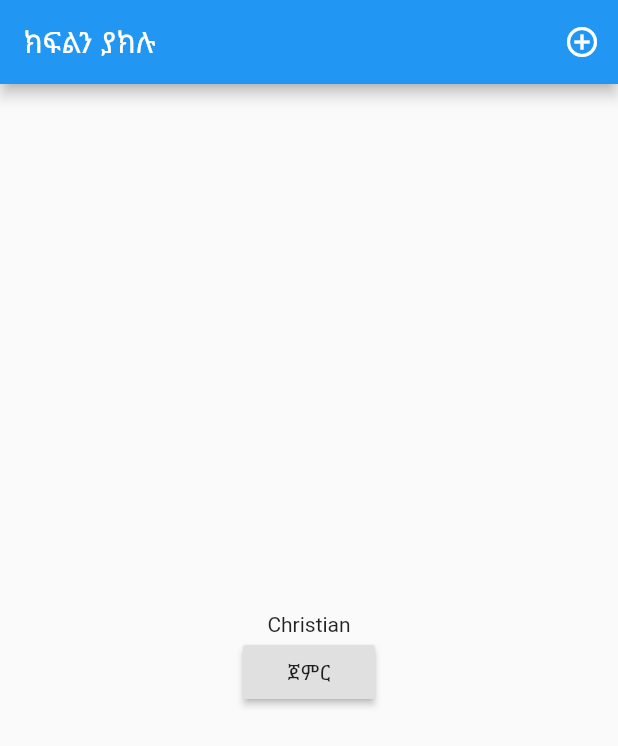
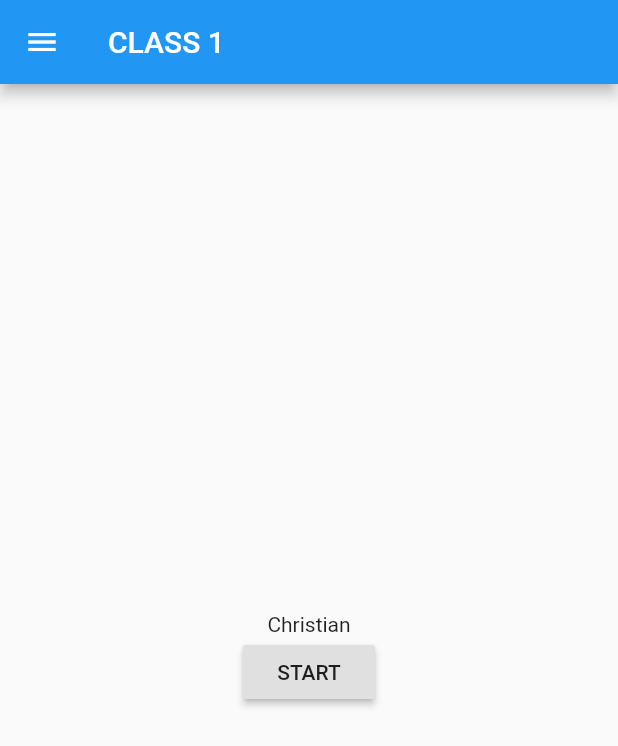
Before and after one commit to clg236/resourcefulness-randomizer, a Flutter app: the screen it shows after launch, on a phone screen of 412 x 824 dp. Shown: the top 746 px of the screen. Run offline on Flutter 3.47's test engine with Material 2 defaults, Android fonts, the phone set to English and light mode, and no system bars.

```diff
--- a/lib/main.dart
+++ b/lib/main.dart
@@ -7,35 +7,19 @@ class Randomizer extends StatelessWidget {
   @override
   Widget build(BuildContext context) {
     return MaterialApp(
+
+
       title: 'Flutter Demo',
       theme: ThemeData(
-        // This is the theme of your application.
-        //
-        // Try running your application with "flutter run". You'll see the
-        // application has a blue toolbar. Then, without quitting the app, try
-        // changing the primarySwatch below to Colors.green and then invoke
-        // "hot reload" (press "r" in the console where you ran "flutter run",
-        // or simply save your changes to "hot reload" in a Flutter IDE).
-        // Notice that the counter didn't reset back to zero; the application
-        // is not restarted.
         primarySwatch: Colors.blue,
       ),
-      home: MyHomePage(title: 'ክፍልን ያክሉ'),
+      home: MyHomePage(title: 'CLASS 1'),
     );
   }
 }
 
 class MyHomePage extends StatefulWidget {
   MyHomePage({Key key, this.title}) : super(key: key);
-
-  // This widget is the home page of your application. It is stateful, meaning
-  // that it has a State object (defined below) that contains fields that affect
-  // how it looks.
-
-  // This class is the configuration for the state. It holds the values (in this
-  // case the title) provided by the parent (in this case the App widget) and
-  // used by the build method of the State. Fields in a Widget subclass are
-  // always marked "final".
 
   final String title;
 
@@ -48,11 +32,7 @@ class _MyHomePageState extends State<MyHomePage> {
 
   void _incrementCounter() {
     setState(() {
-      // This call to setState tells the Flutter framework that something has
-      // changed in this State, which causes it to rerun the build method below
-      // so that the display can reflect the updated values. If we changed
-      // _counter without calling setState(), then the build method would not be
-      // called again, and so nothing would appear to happen.
+
       _counter++;
     });
   }
@@ -62,16 +42,20 @@ class _MyHomePageState extends State<MyHomePage> {
     return Scaffold(
       appBar: AppBar(
         title: Text(widget.title),
-        actions: <Widget>[
-          IconButton(
-            icon: Icon(Icons.add_circle_outline),
-            tooltip: 'Add a class',
-            color: Colors.white,
-            onPressed: () {
-              print('manage your classes!');
-            },
-          )
-        ],
+      ),
+      drawer: Drawer(
+        child: ListView(
+          padding: EdgeInsets.zero,
+          children: <Widget>[
+            DrawerHeader(
+              child: Text('CLASS 1')
+            ),
+            ListTile(
+              title: Text('EDIT CLASS'),
+              onTap: () => print('edit class!')
+            )
+          ],
+        ),
       ),
       body: Center(
         child: Column(
@@ -84,7 +68,7 @@ class _MyHomePageState extends State<MyHomePage> {
               onPressed: () {
                 print('start randomizer');
               },
-              child: Text('ጀምር'),
+              child: Text('START'),
             )
           ],
         ),
```
